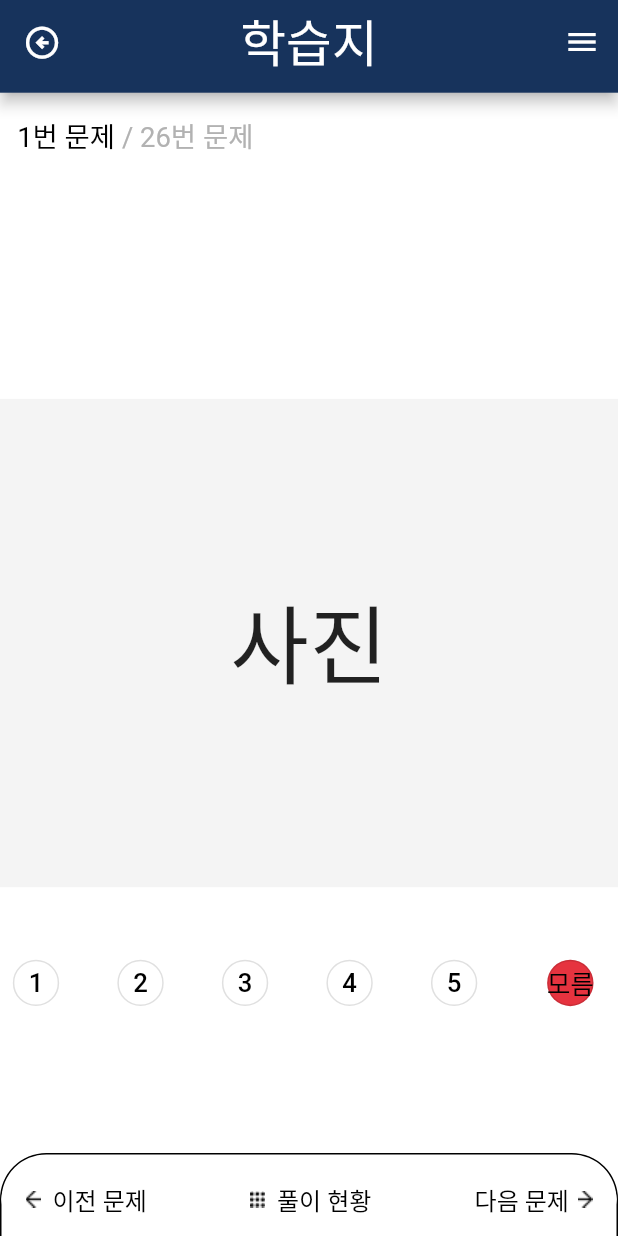
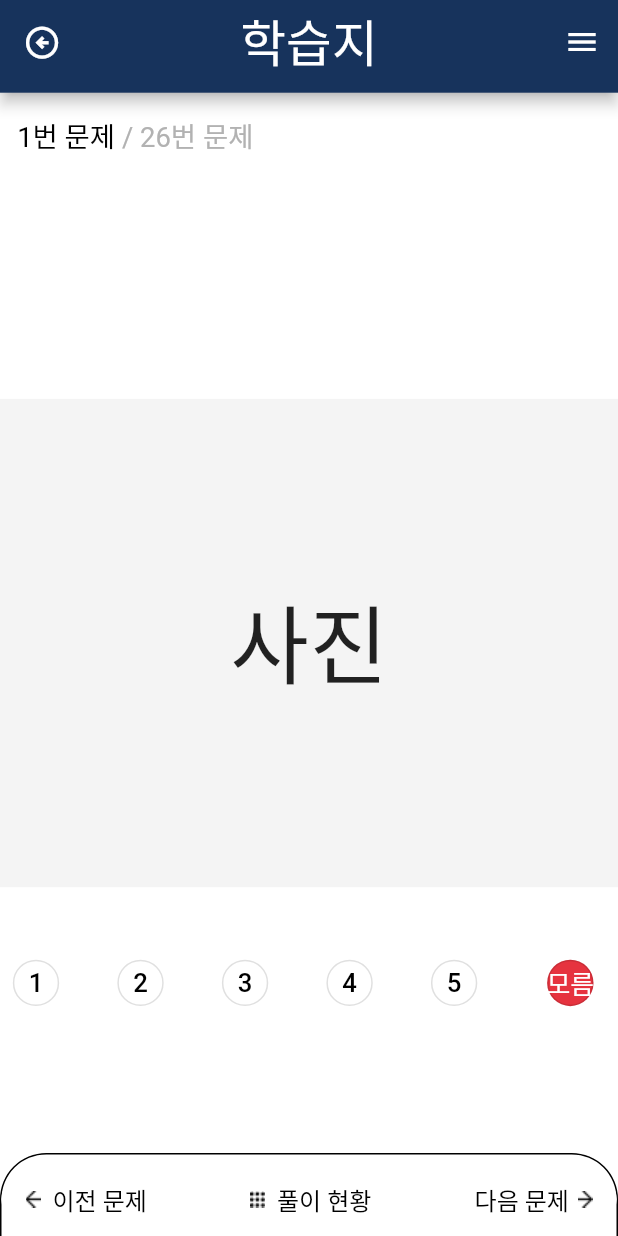
Before and after one commit to BSSMflat/BSSMflat-App, a Flutter app: the DetailPaper screen opened directly with empty values, after a tap on "모름", on a phone screen of 412 x 824 dp. Run offline on Flutter 3.47's test engine with Material 2 defaults, Android fonts, the phone set to English and light mode, and no system bars; our stand-ins replace flutter_screenutil.

Commit message:
[ADD] button onpressed events

```diff
--- a/lib/widget/answer_button.dart
+++ b/lib/widget/answer_button.dart
@@ -9,6 +9,12 @@ class Study_Answer_button extends StatefulWidget {
 }
 
 class _Study_Answer_buttonState extends State<Study_Answer_button> {
+  bool answer1 = false;
+  bool answer2 = false;
+  bool answer3 = false;
+  bool answer4 = false;
+  bool answer5 = false;
+  bool answer6 = false;
   @override
   Widget build(BuildContext context) {
     return SizedBox(
@@ -17,77 +23,147 @@ class _Study_Answer_buttonState extends State<Study_Answer_button> {
         mainAxisAlignment: MainAxisAlignment.spaceBetween,
         children: [
           OutlinedButton(
-            onPressed: () {},
+            onPressed: () {
+              setState(() {
+                answer1 = true;
+                answer2 = false;
+                answer3 = false;
+                answer4 = false;
+                answer5 = false;
+                answer6 = false;
+              });
+            },
             // ignore: sort_child_properties_last
             child: Text(
               "1",
-              style: TextStyle(fontSize: 15.sp, color: Colors.black),
+              style: TextStyle(
+                  fontSize: 15.sp,
+                  color: answer1 ? Colors.white : Colors.black),
             ),
             style: ElevatedButton.styleFrom(
+              primary: answer1 ? const Color(0xffE6333F) : null,
               minimumSize: Size(30.w, 30.h),
               shape: const CircleBorder(),
             ),
           ),
           OutlinedButton(
-            onPressed: () {},
+            onPressed: () {
+              setState(() {
+                answer1 = false;
+                answer2 = true;
+                answer3 = false;
+                answer4 = false;
+                answer5 = false;
+                answer6 = false;
+              });
+            },
             // ignore: sort_child_properties_last
             child: Text(
               "2",
-              style: TextStyle(fontSize: 15.sp, color: Colors.black),
+              style: TextStyle(
+                  fontSize: 15.sp,
+                  color: answer2 ? Colors.white : Colors.black),
             ),
             style: ElevatedButton.styleFrom(
+              primary: answer2 ? const Color(0xffE6333F) : null,
               shape: const CircleBorder(),
               minimumSize: Size(30.w, 30.h),
             ),
           ),
           OutlinedButton(
-            onPressed: () {},
+            onPressed: () {
+              setState(() {
+                answer1 = false;
+                answer2 = false;
+                answer3 = true;
+                answer4 = false;
+                answer5 = false;
+                answer6 = false;
+              });
+            },
             // ignore: sort_child_properties_last
             child: Text(
               "3",
-              style: TextStyle(fontSize: 15.sp, color: Colors.black),
+              style: TextStyle(
+                  fontSize: 15.sp,
+                  color: answer3 ? Colors.white : Colors.black),
             ),
             style: ElevatedButton.styleFrom(
+              primary: answer3 ? const Color(0xffE6333F) : null,
               shape: const CircleBorder(),
               minimumSize: Size(30.w, 30.h),
             ),
           ),
           OutlinedButton(
-            onPressed: () {},
+            onPressed: () {
+              setState(() {
+                answer1 = false;
+                answer2 = false;
+                answer3 = false;
+                answer4 = true;
+                answer5 = false;
+                answer6 = false;
+              });
+            },
             // ignore: sort_child_properties_last
             child: Text(
               "4",
-              style: TextStyle(fontSize: 15.sp, color: Colors.black),
+              style: TextStyle(
+                  fontSize: 15.sp,
+                  color: answer4 ? Colors.white : Colors.black),
             ),
             style: ElevatedButton.styleFrom(
+              primary: answer4 ? const Color(0xffE6333F) : null,
               shape: const CircleBorder(),
               minimumSize: Size(30.w, 30.h),
             ),
           ),
           OutlinedButton(
-            onPressed: () {},
+            onPressed: () {
+              setState(() {
+                answer1 = false;
+                answer2 = false;
+                answer3 = false;
+                answer4 = false;
+                answer5 = true;
+                answer6 = false;
+              });
+            },
             // ignore: sort_child_properties_last
             child: Text(
               "5",
-              style: TextStyle(fontSize: 15.sp, color: Colors.black),
+              style: TextStyle(
+                  fontSize: 15.sp,
+                  color: answer5 ? Colors.white : Colors.black),
             ),
             style: ElevatedButton.styleFrom(
+              primary: answer5 ? const Color(0xffE6333F) : null,
               shape: const CircleBorder(),
               minimumSize: Size(30.w, 30.h),
             ),
           ),
           OutlinedButton(
-            onPressed: () {},
-
+            onPressed: () {
+              setState(() {
+                answer1 = false;
+                answer2 = false;
+                answer3 = false;
+                answer4 = false;
+                answer5 = false;
+                answer6 = true;
+              });
+            },
             // ignore: sort_child_properties_last
             child: Text(
               "모름",
-              style: TextStyle(fontSize: 15.sp, color: Colors.black),
+              style: TextStyle(
+                  fontSize: 15.sp,
+                  color: answer6 ? Colors.white : Colors.black),
             ),
             style: ElevatedButton.styleFrom(
-              primary: const Color(0xffE6333F),
+              primary: answer6 ? const Color(0xffE6333F) : null,
+              shape: const CircleBorder(),
               minimumSize: Size(30.w, 30.h),
-              shape: const CircleBorder(),
             ),
           ),
         ],
```
